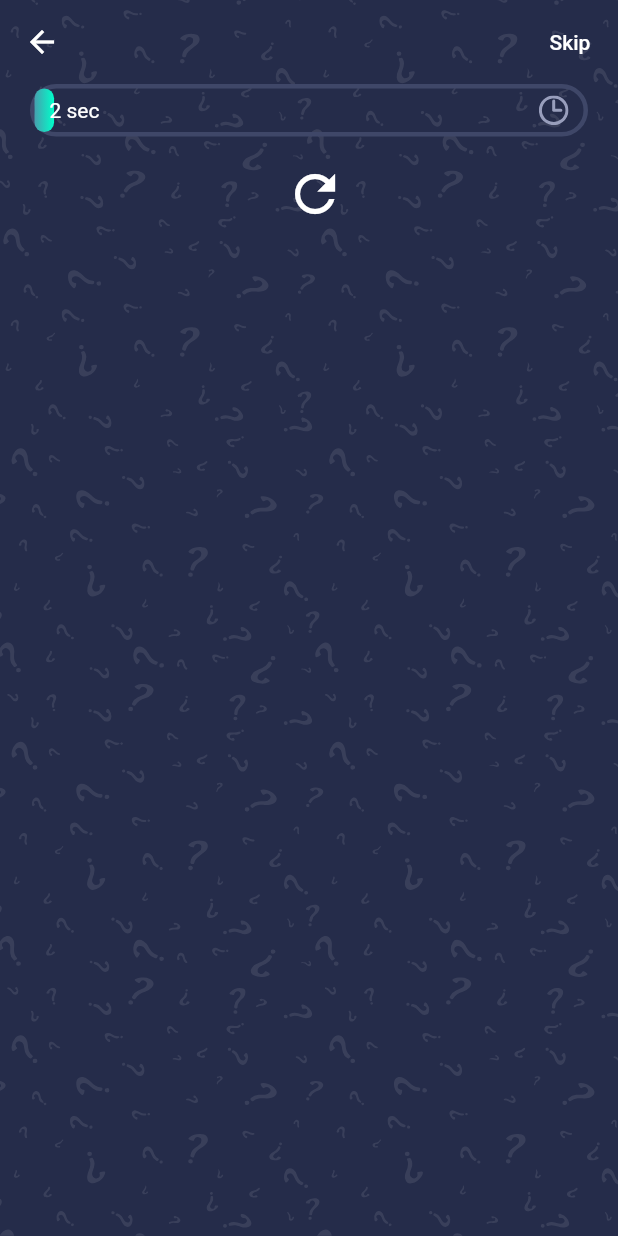
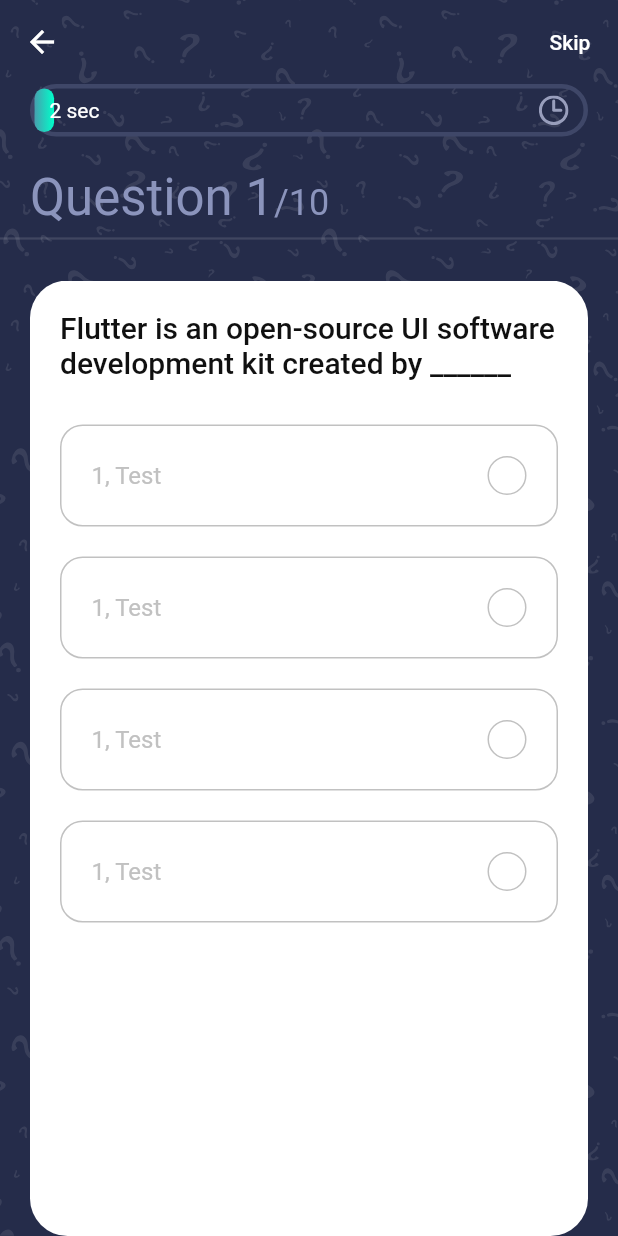
Before and after one commit to takasshii/flutter_test_quiz_app, a Flutter app: the QuizScreen screen opened directly, on a phone screen of 412 x 824 dp. Run offline on Flutter 3.47's test engine with Material 2 defaults, Android fonts, the phone set to English and light mode, and no system bars; our stand-ins replace websafe_svg.

Commit message:
QuestionCardの作成とリファクタリング

```diff
--- /dev/null
+++ b/lib/quiz/components/option.dart
@@ -0,0 +1,35 @@
+import 'package:flutter/material.dart';
+
+import '../../constants.dart';
+
+class Option extends StatelessWidget {
+  const Option({Key? key}) : super(key: key);
+
+  @override
+  Widget build(BuildContext context) {
+    return Container(
+      margin: EdgeInsets.only(top: kDefaultPadding),
+      padding: EdgeInsets.all(kDefaultPadding),
+      decoration: BoxDecoration(
+        border: Border.all(color: kGrayColor),
+        borderRadius: BorderRadius.circular(15),
+      ),
+      child: Row(
+        mainAxisAlignment: MainAxisAlignment.spaceBetween,
+        children: [
+          Text(
+            "1, Test",
+            style: TextStyle(color: kGrayColor, fontSize: 16),
+          ),
+          Container(
+            height: 26,
+            width: 26,
+            decoration: BoxDecoration(
+                borderRadius: BorderRadius.circular(50),
+                border: Border.all(color: kGrayColor)),
+          )
+        ],
+      ),
+    );
+  }
+}
--- a/lib/quiz/components/progress_bar.dart
+++ b/lib/quiz/components/progress_bar.dart
@@ -1,5 +1,5 @@
 import 'package:flutter/material.dart';
-import 'package:flutter_test_takashii/controllers/question_controller.dart';
+import 'package:flutter_test_takashii/controllers/progressbar_controller.dart';
 
 import '../../constants.dart';
 
@@ -10,7 +10,10 @@ class ProgressBar extends StatelessWidget {
   Widget build(BuildContext context) {
     final _key = GlobalObjectKey<ProgressControllerState>(context);
     Size size = MediaQuery.of(context).size;
-    return Column(
+    return Padding(
+      padding: const EdgeInsets.symmetric(horizontal: kDefaultPadding),
+      child: Column(
+        crossAxisAlignment: CrossAxisAlignment.start,
         children: [
           Container(
             width: size.width,
@@ -21,19 +24,8 @@ class ProgressBar extends StatelessWidget {
             ),
             child: ProgressController(key: _key),
           ),
-        Container(
-          padding: const EdgeInsets.only(top: kDefaultPadding / 2),
-          child: IconButton(
-            icon: Icon(
-              Icons.refresh,
-              size: 40,
+        ],
       ),
-            onPressed: () {
-              _key.currentState?.start();
-            },
-          ),
-        )
-      ],
     );
   }
 }
--- /dev/null
+++ b/lib/quiz/components/question_card.dart
@@ -0,0 +1,37 @@
+import 'package:flutter/material.dart';
+import 'package:flutter_test_takashii/models/Questions.dart';
+import 'package:flutter_test_takashii/quiz/components/option.dart';
+
+import '../../constants.dart';
+
+class QuestionCard extends StatelessWidget {
+  const QuestionCard(BuildContext context, {Key? key}) : super(key: key);
+
+  @override
+  Widget build(BuildContext context) {
+    return Container(
+      margin: EdgeInsets.symmetric(horizontal: kDefaultPadding),
+      padding: EdgeInsets.all(kDefaultPadding),
+      decoration: BoxDecoration(
+        color: Colors.white,
+        borderRadius: BorderRadius.circular(25),
+      ),
+      child: Column(
+        children: [
+          Text(
+            sample_data[0]['question'],
+            style: Theme.of(context)
+                .textTheme
+                .headline6
+                ?.copyWith(color: kBlackColor),
+          ),
+          SizedBox(height: kDefaultPadding / 2),
+          Option(),
+          Option(),
+          Option(),
+          Option(),
+        ],
+      ),
+    );
+  }
+}
--- a/lib/quiz/quiz_screen.dart
+++ b/lib/quiz/quiz_screen.dart
@@ -3,6 +3,7 @@ import 'package:flutter_test_takashii/constants.dart';
 import 'package:websafe_svg/websafe_svg.dart';
 
 import 'components/progress_bar.dart';
+import 'components/question_card.dart';
 
 class QuizScreen extends StatelessWidget {
   const QuizScreen({Key? key}) : super(key: key);
@@ -33,13 +34,42 @@ class QuizScreen extends StatelessWidget {
             child: WebsafeSvg.asset("assets/icons/bg.svg", fit: BoxFit.fill),
           ),
           SafeArea(
-            child: Padding(
-              padding: const EdgeInsets.symmetric(horizontal: kDefaultPadding),
-              child: Column(
-                children: [
-                  ProgressBar(),
-                ],
-              ),
+            child: Column(
+              crossAxisAlignment: CrossAxisAlignment.start,
+              children: [
+                Padding(
+                    padding: const EdgeInsets.symmetric(
+                        horizontal: kDefaultPadding)),
+                ProgressBar(),
+                SizedBox(height: kDefaultPadding),
+                Padding(
+                  padding:
+                      const EdgeInsets.symmetric(horizontal: kDefaultPadding),
+                  child: Text.rich(
+                    TextSpan(
+                      text: "Question 1",
+                      style: Theme.of(context)
+                          .textTheme
+                          .headline4
+                          ?.copyWith(color: kSecondaryColor),
+                      children: [
+                        TextSpan(
+                          text: "/10",
+                          style: Theme.of(context)
+                              .textTheme
+                              .headline5
+                              ?.copyWith(color: kSecondaryColor),
+                        ),
+                      ],
+                    ),
+                  ),
+                ),
+                Divider(thickness: 1.5),
+                SizedBox(height: kDefaultPadding),
+                Expanded(
+                    child: PageView.builder(
+                        itemBuilder: (context, index) => QuestionCard(context)))
+              ],
             ),
           ),
         ],
```
Also changed, not shown: lib/controllers/progressbar_controller.dart (renamed from lib/controllers/question_controller.dart). Lines whose indentation alone changed are shown as unchanged.
